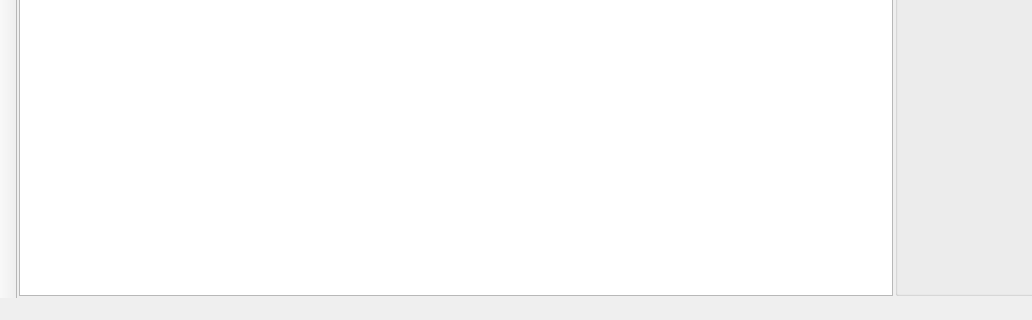
This is ui/wnd_server.ui in decenfrontier/PyNetAuth as Qt 5 draws it before an edit; both pictures show x 0 to 1032 and y 270 to 590 of the 1117 by 590 pixel window. The edited form follows.
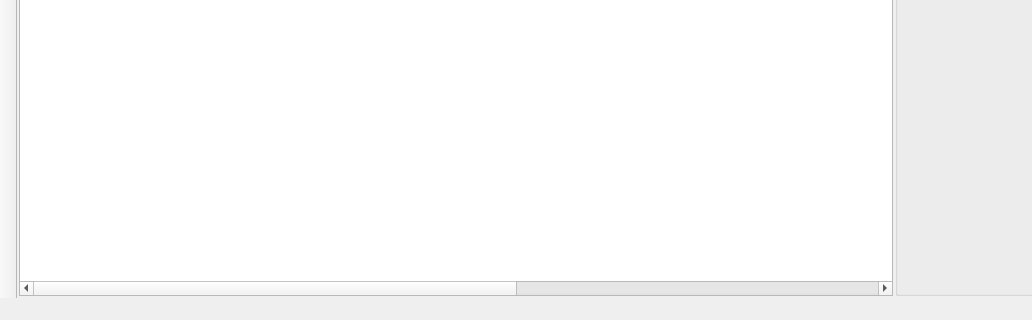
This is the edited form. The open tabs and pages were chosen to show the change.

```diff
--- a/ui/wnd_server.ui
+++ b/ui/wnd_server.ui
@@ -212,37 +212,67 @@
             </column>
             <column>
              <property name="text">
-              <string>hcomm</string>
+              <string>密码</string>
              </property>
             </column>
             <column>
              <property name="text">
-              <string>connect_id</string>
+              <string>QQ</string>
              </property>
             </column>
             <column>
              <property name="text">
-              <string>machine_code</string>
+              <string>状态</string>
              </property>
             </column>
             <column>
              <property name="text">
-              <string>login_ip</string>
+              <string>心跳时间</string>
              </property>
             </column>
             <column>
              <property name="text">
-              <string>login_time</string>
+              <string>到期时间</string>
              </property>
             </column>
             <column>
              <property name="text">
-              <string>heart_time</string>
+              <string>上次登录时间</string>
              </property>
             </column>
             <column>
              <property name="text">
-              <string>online_time</string>
+              <string>上次登录IP</string>
+             </property>
+            </column>
+            <column>
+             <property name="text">
+              <string>上次登录地</string>
+             </property>
+            </column>
+            <column>
+             <property name="text">
+              <string>今日登录次数</string>
+             </property>
+            </column>
+            <column>
+             <property name="text">
+              <string>今日换绑次数</string>
+             </property>
+            </column>
+            <column>
+             <property name="text">
+              <string>机器码</string>
+             </property>
+            </column>
+            <column>
+             <property name="text">
+              <string>注册时间</string>
+             </property>
+            </column>
+            <column>
+             <property name="text">
+              <string>备注</string>
              </property>
             </column>
            </widget>
```
Left out of the diff: 34 changed lines with no effect on the pictures.
